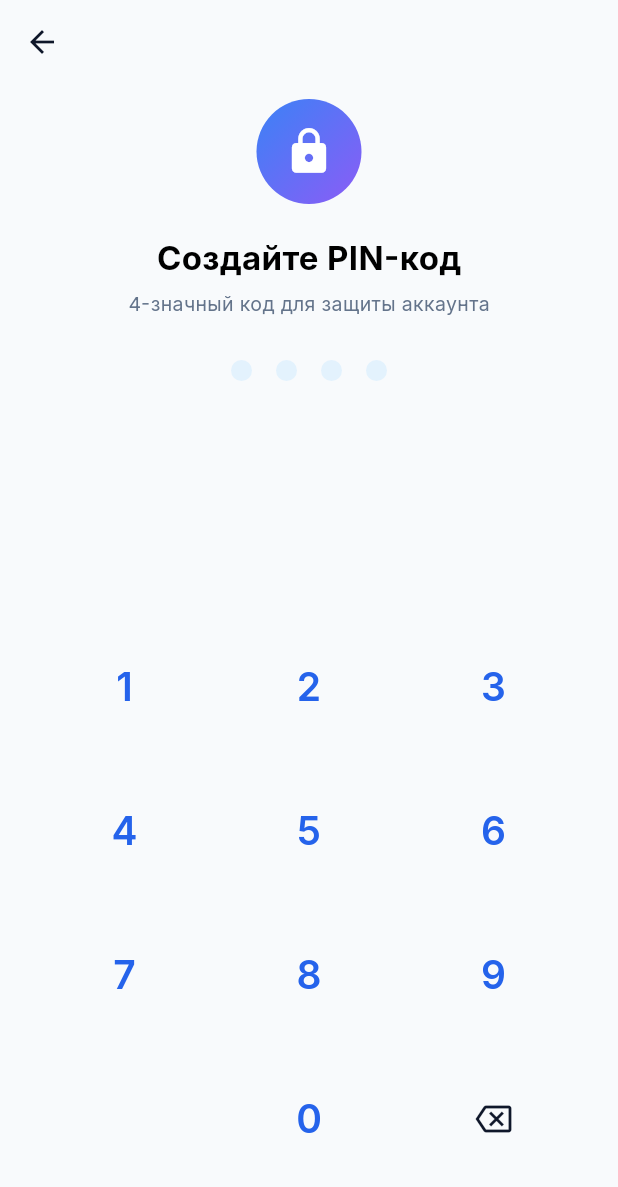
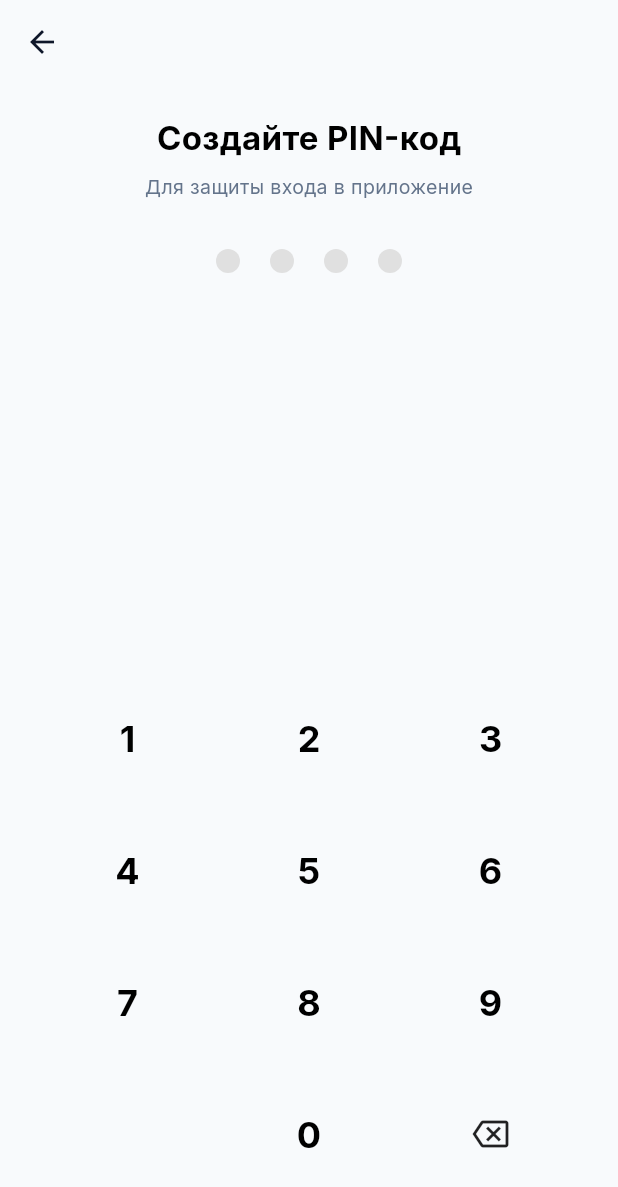
Before and after one commit to vectoramir27-svg/-, a Flutter app: the PinSetupScreen screen opened directly with empty values, on a phone screen of 412 x 824 dp. Shown: the top 1187 px of the screen. Run offline on Flutter 3.47's test engine with Material 3 defaults, Android fonts, the phone set to English and light mode, and no system bars; our stand-ins replace google_fonts, shared_preferences; accounts and stored records are empty.

Commit message:
Update pin_setup_screen.dart

```diff
--- a/lib/features/auth/screens/pin_setup_screen.dart
+++ b/lib/features/auth/screens/pin_setup_screen.dart
@@ -1,6 +1,7 @@
 import 'package:flutter/material.dart';
 import '../../../core/constants/app_colors.dart';
-import 'biometrics_screen.dart';
+import '../../../core/services/storage_service.dart';
+import 'biometric_screen.dart';
 
 class PinSetupScreen extends StatefulWidget {
   final String username;
@@ -20,52 +21,35 @@ class PinSetupScreen extends StatefulWidget {
 
 class _PinSetupScreenState extends State<PinSetupScreen> {
   String _pin = "";
-  String? _firstPin;
-  bool _isConfirm = false;
 
-  void _handleNumber(String digit) {
+  void _onKeyTap(String val) {
     if (_pin.length < 4) {
-      setState(() => _pin += digit);
+      setState(() => _pin += val);
       if (_pin.length == 4) {
-        if (!_isConfirm) {
-          Future.delayed(const Duration(milliseconds: 200), () {
-            setState(() {
-              _firstPin = _pin;
-              _pin = "";
-              _isConfirm = true;
-            });
-          });
-        } else {
-          if (_pin == _firstPin) {
-            Navigator.of(context).pushReplacement(
-              MaterialPageRoute(
-                builder: (_) => BiometricsScreen(
-                  username: widget.username,
-                  displayName: widget.displayName,
-                  speaklyId: widget.speaklyId,
-                  pin: _pin,
-                ),
-              ),
-            );
-          } else {
-            ScaffoldMessenger.of(context).showSnackBar(
-              const SnackBar(content: Text('PIN-коды не совпадают! Попробуйте снова.')),
-            );
-            setState(() {
-              _pin = "";
-              _isConfirm = false;
-              _firstPin = null;
-            });
-          }
-        }
+        _finishRegistration();
       }
     }
   }
 
-  void _backspace() {
+  void _onBackspace() {
     if (_pin.isNotEmpty) {
       setState(() => _pin = _pin.substring(0, _pin.length - 1));
     }
+  }
+
+  void _finishRegistration() async {
+    final storage = StorageService();
+    await storage.saveUserData(
+      username: widget.username,
+      displayName: widget.displayName,
+      speaklyId: widget.speaklyId,
+    );
+    await storage.savePin(_pin);
+
+    if (!mounted) return;
+    Navigator.of(context).push(
+      MaterialPageRoute(builder: (_) => const BiometricScreen()),
+    );
   }
 
   @override
@@ -75,105 +59,83 @@ class _PinSetupScreenState extends State<PinSetupScreen> {
       body: SafeArea(
         child: Column(
           children: [
-            const SizedBox(height: 10),
-            Container(
-              width: 70,
-              height: 70,
-              decoration: const BoxDecoration(
-                shape: BoxShape.circle,
-                gradient: AppColors.bluePurpleGradient,
-              ),
-              child: const Icon(Icons.lock, color: Colors.white, size: 34),
+            const SizedBox(height: 20),
+            const Text(
+              "Создайте PIN-код",
+              style: TextStyle(fontSize: 22, fontWeight: FontWeight.bold),
             ),
-            const SizedBox(height: 20),
-            Text(
-              _isConfirm ? "Подтвердите PIN" : "Создайте PIN-код",
-              style: const TextStyle(fontSize: 22, fontWeight: FontWeight.bold),
-            ),
-            const SizedBox(height: 6),
+            const SizedBox(height: 8),
             const Text(
-              "4-значный код для защиты аккаунта",
+              "Для защиты входа в приложение",
               style: TextStyle(color: AppColors.textGray, fontSize: 13),
             ),
-            const SizedBox(height: 28),
+            const SizedBox(height: 32),
             Row(
               mainAxisAlignment: MainAxisAlignment.center,
               children: List.generate(4, (index) {
+                final isFilled = index < _pin.length;
                 return Container(
-                  margin: const EdgeInsets.symmetric(horizontal: 8),
-                  width: 14,
-                  height: 14,
+                  margin: const EdgeInsets.symmetric(horizontal: 10),
+                  width: 16,
+                  height: 16,
                   decoration: BoxDecoration(
                     shape: BoxShape.circle,
-                    color: index < _pin.length ? AppColors.primaryBlue : Colors.blue.shade50,
+                    color: isFilled ? AppColors.primaryBlue : Colors.grey.shade300,
                   ),
                 );
               }),
             ),
             const Spacer(),
-            _buildNumpad(),
-            const SizedBox(height: 30),
+            for (var row in [
+              ['1', '2', '3'],
+              ['4', '5', '6'],
+              ['7', '8', '9'],
+              ['', '0', '<']
+            ])
+              Padding(
+                padding: const EdgeInsets.symmetric(vertical: 8),
+                child: Row(
+                  mainAxisAlignment: MainAxisAlignment.spaceEvenly,
+                  children: row.map((char) {
+                    if (char.isEmpty) {
+                      return const SizedBox(width: 72, height: 72);
+                    }
+                    if (char == '<') {
+                      return InkWell(
+                        onTap: _onBackspace,
+                        borderRadius: BorderRadius.circular(36),
+                        child: Container(
+                          width: 72,
+                          height: 72,
+                          alignment: Alignment.center,
+                          child: const Icon(Icons.backspace_outlined, size: 24),
+                        ),
+                      );
+                    }
+                    return InkWell(
+                      onTap: () => _onKeyTap(char),
+                      borderRadius: BorderRadius.circular(36),
+                      child: Container(
+                        width: 72,
+                        height: 72,
+                        decoration: BoxDecoration(
+                          shape: BoxShape.circle,
+                          color: Theme.of(context).colorScheme.surface,
+                        ),
+                        alignment: Alignment.center,
+                        child: Text(
+                          char,
+                          style: const TextStyle(fontSize: 24, fontWeight: FontWeight.bold),
+                        ),
+                      ),
+                    );
+                  }).toList(),
+                ),
+              ),
+            const SizedBox(height: 24),
           ],
         ),
       ),
     );
   }
-
-  Widget _buildNumpad() {
-    return Column(
-      children: [
-        for (var i = 0; i < 3; i++)
-          Padding(
-            padding: const EdgeInsets.symmetric(vertical: 8),
-            child: Row(
-              mainAxisAlignment: MainAxisAlignment.spaceEvenly,
-              children: [1, 2, 3].map((val) {
-                int number = i * 3 + val;
-                return _buildNumButton(number.toString());
-              }).toList(),
-            ),
-          ),
-        Padding(
-          padding: const EdgeInsets.symmetric(vertical: 8),
-          child: Row(
-            mainAxisAlignment: MainAxisAlignment.spaceEvenly,
-            children: [
-              const SizedBox(width: 80, height: 80),
-              _buildNumButton("0"),
-              InkWell(
-                onTap: _backspace,
-                borderRadius: BorderRadius.circular(40),
-                child: Container(
-                  width: 80,
-                  height: 80,
-                  alignment: Alignment.center,
-                  child: const Icon(Icons.backspace_outlined, color: AppColors.textDark),
-                ),
-              ),
-            ],
-          ),
-        ),
-      ],
-    );
-  }
-
-  Widget _buildNumButton(String text) {
-    return InkWell(
-      onTap: () => _handleNumber(text),
-      borderRadius: BorderRadius.circular(40),
-      child: Container(
-        width: 80,
-        height: 80,
-        alignment: Alignment.center,
-        child: Text(
-          text,
-          style: const TextStyle(
-            fontSize: 26,
-            fontWeight: FontWeight.w600,
-            color: AppColors.primaryBlue,
-          ),
-        ),
-      ),
-    );
-  }
 }
```
